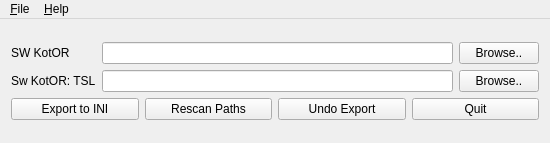
Old version of the form src/mainwindow.ui in the repository WessellUrdata/kpf-qt.
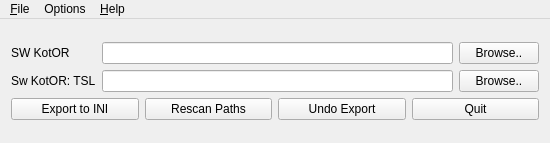
New version of the form.

What changed in the file:
```diff
--- a/src/mainwindow.ui
+++ b/src/mainwindow.ui
@@ -121,7 +121,14 @@
     </property>
     <addaction name="menuAbout"/>
    </widget>
+   <widget class="QMenu" name="menuOptions">
+    <property name="title">
+     <string>Options</string>
+    </property>
+    <addaction name="menuLogger"/>
+   </widget>
    <addaction name="menu_File"/>
+   <addaction name="menuOptions"/>
    <addaction name="menuHelp"/>
   </widget>
   <action name="menuExit">
```
Left out of the diff: 5 changed lines with no effect on the pictures.
